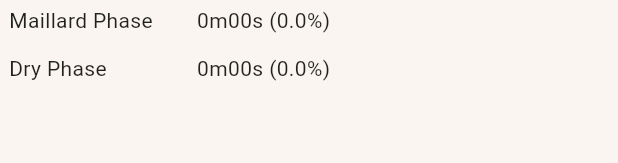
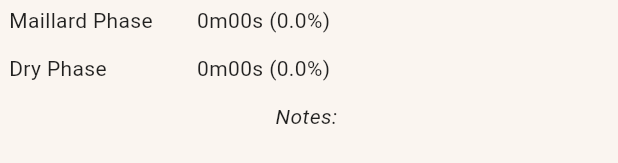
Before and after one commit to MichaelRFairhurst/BehtterRoasts, a Flutter app: the RoastSummaryWidget widget shown alone on an empty page, opened directly with empty values, on a phone screen of 412 x 824 dp. Shown: the part 245-408 px from the top of the screen. Run offline on Flutter 3.47's test engine with Material 2 defaults, Android fonts, the phone set to English and light mode, and no system bars; our stand-ins replace cloud_firestore, firebase_core, flutter_riverpod, freezed_annotation, go_router; missing offline and left inert: flutter_beep; accounts and stored records are empty.

Commit message:
Feature: Roast notes you can complete in the final page.

```diff
--- a/lib/src/config/theme.dart
+++ b/lib/src/config/theme.dart
@@ -14,6 +14,10 @@ class RoastAppTheme {
   static const metalLight = Color(0xFFA9A7AB);
   static const lime = Color(0xFFC8E6D6);
   static const errorColor = Color(0xFFB85544);
+
+  static final roastNotesStyle = materialTheme.textTheme.bodyMedium!.copyWith(
+	fontStyle: FontStyle.italic,
+  );
 
   static final tinyButtonTheme = ElevatedButtonThemeData(
     style: ElevatedButton.styleFrom(
--- a/lib/src/roast/models/roast.dart
+++ b/lib/src/roast/models/roast.dart
@@ -16,6 +16,7 @@ class Roast with _$Roast {
     required double weightIn,
     required double weightOut,
 	required DateTime roasted,
+	String? notes,
 	@Default([])
 	List<TempLog> tempLogs,
 	@Default([])
--- a/lib/src/roast/models/roast_summary.dart
+++ b/lib/src/roast/models/roast_summary.dart
@@ -17,5 +17,6 @@ class RoastSummary with _$RoastSummary {
 	required double developmentPercent,
 	required double developmentPercentTarget,
 	required double weightLoss,
+	String? notes,
   }) = _RoastSummary;
 }
--- a/lib/src/roast/services/roast_summary_service.dart
+++ b/lib/src/roast/services/roast_summary_service.dart
@@ -30,6 +30,7 @@ class RoastSummaryService {
 	  developmentPercent: developmentPhaseTime.inMilliseconds / totalTime.inMilliseconds,
 	  developmentPercentTarget: roast.config.targetDevelopment,
 	  weightLoss: 1.0 - roast.weightOut / roast.weightIn,
+	  notes: roast.notes,
 	);
   }
 }
--- a/lib/src/roast/widgets/roast_summary_widget.dart
+++ b/lib/src/roast/widgets/roast_summary_widget.dart
@@ -1,3 +1,4 @@
+import 'package:behmor_roast/src/config/theme.dart';
 import 'package:behmor_roast/src/roast/models/roast_summary.dart';
 import 'package:behmor_roast/src/timer/widgets/timestamp_widget.dart';
 import 'package:flutter/material.dart';
@@ -25,7 +26,9 @@ class RoastSummaryWidget extends StatelessWidget {
 
   @override
   Widget build(BuildContext context) {
-	return Table(
+	return Column(
+	  children: [
+		Table(
 		  columnWidths: const {
 			0: IntrinsicColumnWidth(),
 		  },
@@ -87,6 +90,15 @@ class RoastSummaryWidget extends StatelessWidget {
 			  ],
 			),
 		  ],
+		),
+		if (summary.notes != null)
+		  Padding(
+		    padding: cellPadding,
+			child: Text('Notes: ${summary.notes}',
+			  style: RoastAppTheme.roastNotesStyle,
+			),
+		  ),
+	  ],
 	);
   }
 
```
Also changed, not shown: lib/src/roast/routes/complete_roast_page.dart (+28 -8 lines), lib/src/roast/models/roast.freezed.dart, lib/src/roast/models/roast.g.dart, lib/src/roast/models/roast_summary.freezed.dart. Lines whose indentation alone changed are shown as unchanged.
